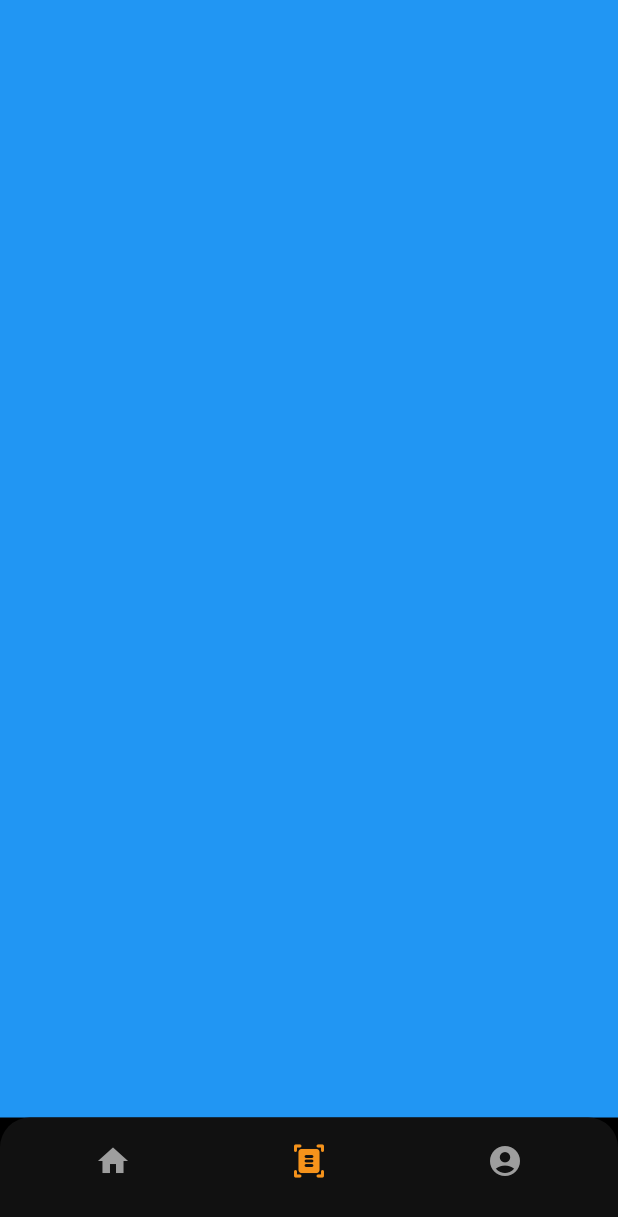
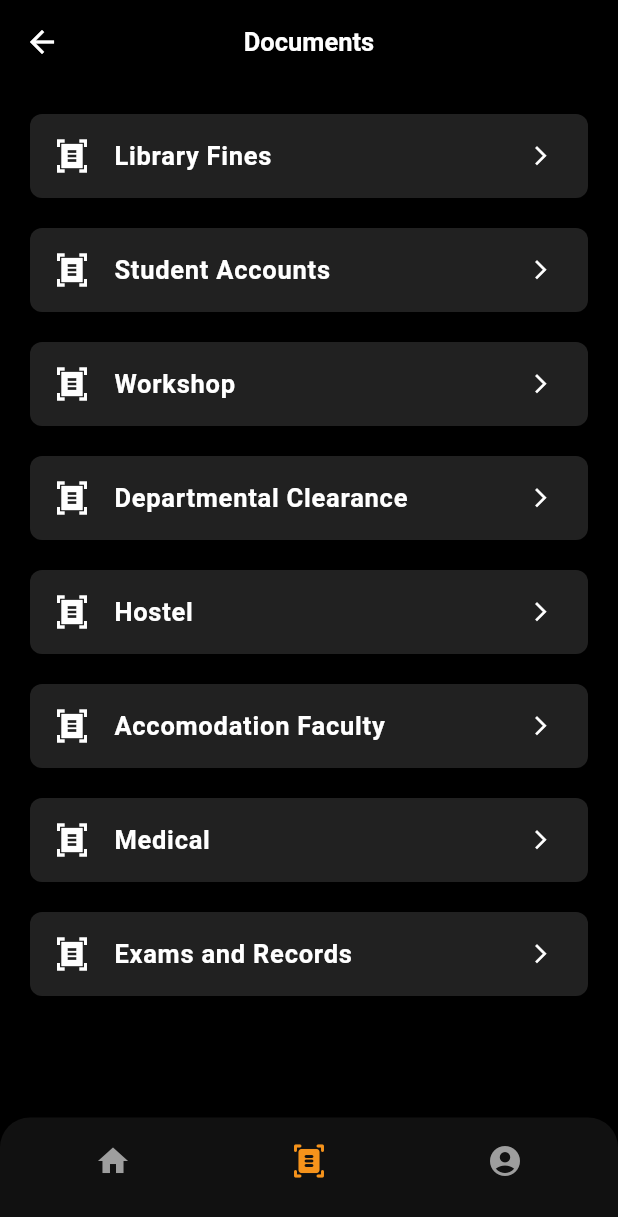
Before and after one commit to Christentimmy/Online-Clearance, a Flutter app: the BottomNavigationScreen screen opened directly, item 2 of the bottom bar chosen, on a phone screen of 412 x 824 dp. Shown: the top 1217 px of the screen. Run offline on Flutter 3.47's test engine with Material 3 defaults, Android fonts, the phone set to English and light mode, and no system bars; our stand-ins replace get, google_fonts; Roboto replaces fonts that are missing (Poppins).

Commit message:
document screen done

```diff
--- a/lib/pages/bottom_navigation_screen.dart
+++ b/lib/pages/bottom_navigation_screen.dart
@@ -1,5 +1,6 @@
 import 'package:flutter/material.dart';
 import 'package:get/get.dart';
+import 'package:schoolclearance/pages/documents_screen.dart';
 import 'package:schoolclearance/pages/home_screen.dart';
 import 'package:schoolclearance/pages/profile_screen.dart';
 import 'package:schoolclearance/res/color.dart';
@@ -11,7 +12,7 @@ class BottomNavigationScreen extends StatelessWidget {
 
   final _pages = [
     HomeScreen(),
-    Container(color: Colors.blue),
+    DocumentsScreen(),
     ProfileScreen(),
   ];
 
--- /dev/null
+++ b/lib/pages/documents_screen.dart
@@ -0,0 +1,82 @@
+import 'package:flutter/material.dart';
+import 'package:get/get.dart';
+
+class DocumentsScreen extends StatelessWidget {
+  DocumentsScreen({super.key});
+
+  final List _sections = [
+    "Library Fines",
+    "Student Accounts",
+    "Workshop",
+    "Departmental Clearance",
+    "Hostel",
+    "Accomodation Faculty",
+    "Medical",
+    "Exams and Records",
+  ];
+
+  @override
+  Widget build(BuildContext context) {
+    return Scaffold(
+      backgroundColor: Colors.black,
+      appBar: AppBar(
+        backgroundColor: Colors.black,
+        foregroundColor: Colors.white,
+        centerTitle: true,
+        title: const Text(
+          "Documents",
+          style: TextStyle(
+            fontSize: 17,
+            fontWeight: FontWeight.bold,
+          ),
+        ),
+      ),
+      body: Padding(
+        padding: const EdgeInsets.symmetric(
+          horizontal: 20,
+          vertical: 10,
+        ),
+        child: Column(
+          crossAxisAlignment: CrossAxisAlignment.start,
+          children: [
+            Expanded(
+              child: ListView.builder(
+                itemCount: _sections.length,
+                itemBuilder: (context, index) {
+                  return Container(
+                    margin: const EdgeInsets.symmetric(vertical: 10),
+                    decoration: BoxDecoration(
+                      color: Colors.grey[900],
+                      borderRadius: BorderRadius.circular(8),
+                    ),
+                    child: ListTile(
+                      leading: const Icon(
+                        Icons.document_scanner_sharp,
+                        color: Colors.white,
+                      ),
+                      title: Text(
+                        _sections[index],
+                        style: const TextStyle(
+                          color: Colors.white,
+                          fontWeight: FontWeight.bold,
+                          fontSize: 17,
+                          fontFamily: "Poppins",
+                        ),
+                      ),
+                      trailing: const Icon(
+                        Icons.arrow_forward_ios,
+                        color: Colors.white,
+                        size: 15,
+                      ),
+                    ),
+                  );
+                },
+              ),
+            ),
+            // ListTile(),
+          ],
+        ),
+      ),
+    );
+  }
+}
```
